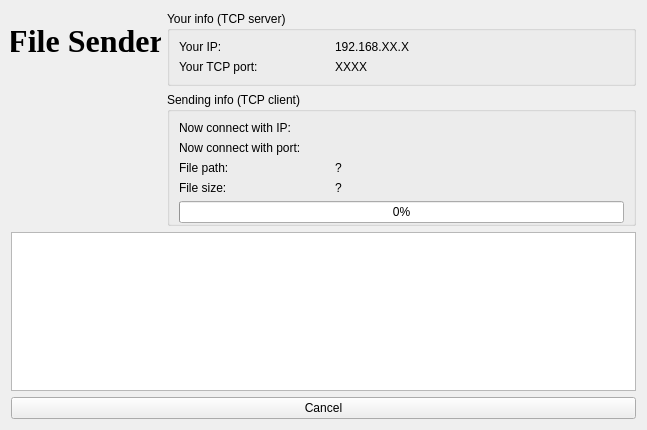
Old version of the form PolyChatApp/tcpserver.ui in the repository NekoSilverFox/PolyChat.
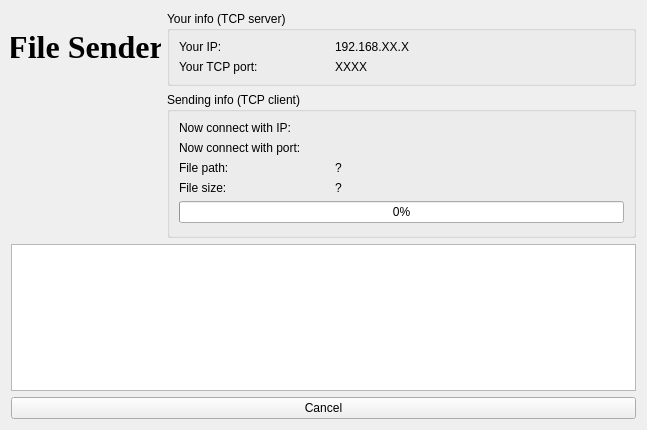
New version of the form. Icons and pictures are not drawn.

Commit message: Fix a bug that causes the app to crash when the TCP file sender closes the window when the file is not sent

The edit to the form file:
```diff
--- a/PolyChatApp/tcpserver.ui
+++ b/PolyChatApp/tcpserver.ui
@@ -161,7 +161,7 @@
            </property>
            <layout class="QGridLayout" name="gridLayout_2">
             <property name="bottomMargin">
-             <number>0</number>
+             <number>12</number>
             </property>
             <item row="0" column="0">
              <widget class="QLabel" name="label_8">
```
The commit also changes 3 other files.
